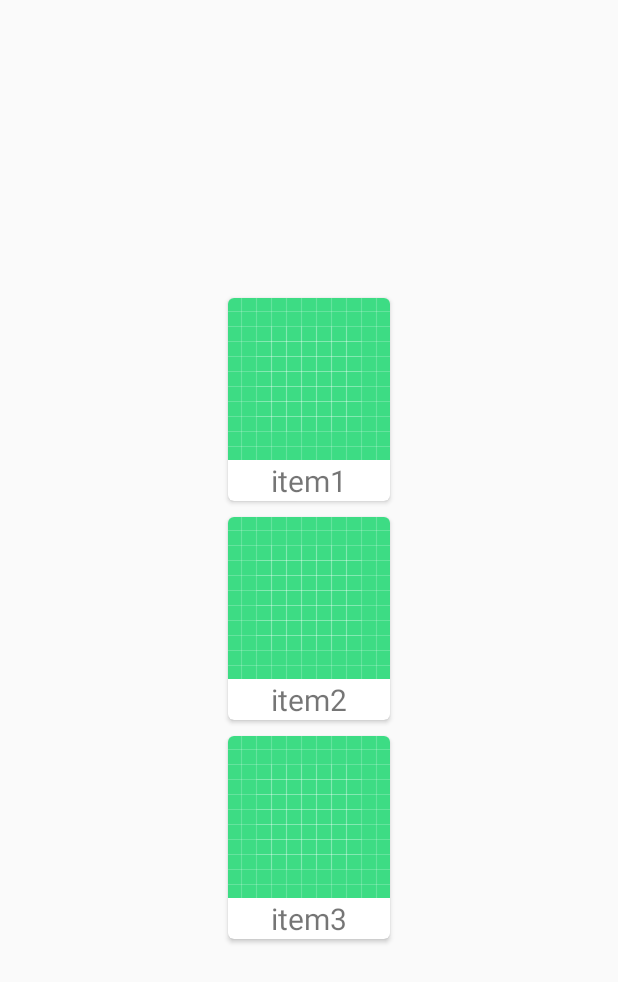
After one commit to Android-AEMM/Trainning_proj, an Android app: the Home screen opened directly, with no data from a screen before it, on a phone screen of 412 x 824 dp. The commit adds this screen. Shown: the top 982 px of the screen. Run offline under Robolectric (Android 15) with nearby library versions, the phone set to English and light mode, and no system bars.

Commit message:
Splash recycle view

```diff
--- a/app/build.gradle
+++ b/app/build.gradle
@@ -26,8 +26,13 @@ dependencies {
     implementation fileTree(dir: "libs", include: ["*.jar"])
     implementation 'androidx.appcompat:appcompat:1.2.0'
     implementation 'androidx.constraintlayout:constraintlayout:2.0.1'
+    implementation 'androidx.recyclerview:recyclerview:1.1.0'
+    implementation 'androidx.cardview:cardview:1.0.0'
+
+
     testImplementation 'junit:junit:4.12'
     androidTestImplementation 'androidx.test.ext:junit:1.1.2'
     androidTestImplementation 'androidx.test.espresso:espresso-core:3.3.0'
 
+
 }
--- /dev/null
+++ b/app/src/main/java/com/example/trainning_proj/Home/Data.java
@@ -0,0 +1,24 @@
+package com.example.trainning_proj.Home;
+
+public class Data {
+    int image;
+    String name ,desc;
+
+    public Data(int image, String name, String desc) {
+        this.image = image;
+        this.name = name;
+        this.desc = desc;
+    }
+
+    public int getImage() {
+        return image;
+    }
+
+    public String getName() {
+        return name;
+    }
+
+    public String getDesc() {
+        return desc;
+    }
+}
--- /dev/null
+++ b/app/src/main/java/com/example/trainning_proj/Home/DataAdapter.java
@@ -0,0 +1,62 @@
+package com.example.trainning_proj.Home;
+
+
+import android.content.Context;
+import android.view.LayoutInflater;
+import android.view.View;
+import android.view.ViewGroup;
+import android.widget.ImageView;
+import android.widget.TextView;
+
+import androidx.annotation.NonNull;
+import androidx.recyclerview.widget.RecyclerView;
+
+
+import com.example.trainning_proj.R;
+
+import java.util.ArrayList;
+
+public class DataAdapter extends RecyclerView.Adapter<DataAdapter.DataViewHolder> {
+
+    ArrayList<Data> list_data ;
+    Context context ;
+
+    public DataAdapter(Context context, ArrayList<Data> list_data ) {
+        this.list_data = list_data;
+        this.context = context;
+    }
+
+    @NonNull
+    @Override
+    public DataViewHolder onCreateViewHolder(@NonNull ViewGroup parent, int viewType) {
+        View view = LayoutInflater.from(context).inflate(R.layout.card_item, parent, false);
+        return new DataViewHolder(view);
+    }
+
+    @Override
+    public void onBindViewHolder(@NonNull DataViewHolder holder, int position) {
+        Data data_item = list_data.get(position);
+        holder.txt_name_card_item.setText(data_item.getName());
+        holder.image_card_item.setImageResource(data_item.getImage());
+
+    }
+
+    @Override
+    public int getItemCount() {
+        return list_data.size();
+    }
+
+
+    public static class DataViewHolder extends RecyclerView.ViewHolder{
+
+        ImageView image_card_item;
+        TextView  txt_name_card_item;
+
+        public DataViewHolder(@NonNull View itemView) {
+            super(itemView);
+
+            image_card_item = itemView.findViewById(R.id.image_card_item);
+            txt_name_card_item= itemView.findViewById(R.id.txt_name_card_item);
+        }
+    }
+}
--- /dev/null
+++ b/app/src/main/java/com/example/trainning_proj/Home/Home.java
@@ -0,0 +1,44 @@
+package com.example.trainning_proj.Home;
+
+import androidx.appcompat.app.AppCompatActivity;
+import androidx.recyclerview.widget.LinearLayoutManager;
+import androidx.recyclerview.widget.RecyclerView;
+
+import android.os.Bundle;
+
+import com.example.trainning_proj.R;
+
+import java.util.ArrayList;
+
+public class Home extends AppCompatActivity {
+
+    RecyclerView recyclerView ;
+    ArrayList<Data> arrayList = new ArrayList<>();
+    DataAdapter adapter ;
+    @Override
+    protected void onCreate(Bundle savedInstanceState) {
+        super.onCreate(savedInstanceState);
+        setContentView(R.layout.activity_home);
+
+        recyclerView = findViewById(R.id.recycle_view);
+
+        /// functin set data in recycle view
+        set_data_recycle();
+
+    }
+
+    private void set_data_recycle() {
+
+        // add item
+        arrayList.add(new Data(R.drawable.ic_launcher_background, "item1", "desc1"));
+        arrayList.add(new Data(R.drawable.ic_launcher_background, "item2", "desc2"));
+        arrayList.add(new Data(R.drawable.ic_launcher_background, "item3", "desc3"));
+
+        // object from DataAdapter send (context , array from data)
+        adapter = new DataAdapter(Home.this, arrayList);
+        //recyclerView.setHasFixedSize(true);
+
+        recyclerView.setLayoutManager(new LinearLayoutManager(this));
+        recyclerView.setAdapter(adapter);
+    }
+}
--- a/app/src/main/java/com/example/trainning_proj/MainActivity.java
+++ b/app/src/main/java/com/example/trainning_proj/MainActivity.java
@@ -14,6 +14,7 @@ public class MainActivity extends AppCompatActivity {
     EditText et1_pass, et1_repass;
     ImageView show, show2;
     static Boolean check1 = false, check2 = false;
+
 
     @Override
     protected void onCreate(Bundle savedInstanceState) {
--- /dev/null
+++ b/app/src/main/res/layout/activity_home.xml
@@ -0,0 +1,21 @@
+<?xml version="1.0" encoding="utf-8"?>
+<androidx.constraintlayout.widget.ConstraintLayout xmlns:android="http://schemas.android.com/apk/res/android"
+    xmlns:app="http://schemas.android.com/apk/res-auto"
+    xmlns:tools="http://schemas.android.com/tools"
+    android:layout_width="match_parent"
+    android:layout_height="match_parent"
+    tools:context=".Home.Home">
+
+
+    <androidx.recyclerview.widget.RecyclerView
+        android:id="@+id/recycle_view"
+        android:layout_width="wrap_content"
+        android:layout_height="wrap_content"
+        android:foregroundGravity="center"
+        app:layout_constraintBottom_toBottomOf="parent"
+        app:layout_constraintEnd_toEndOf="parent"
+        app:layout_constraintStart_toStartOf="parent"
+        app:layout_constraintTop_toTopOf="parent"
+         />
+
+</androidx.constraintlayout.widget.ConstraintLayout>
--- /dev/null
+++ b/app/src/main/res/layout/card_item.xml
@@ -0,0 +1,33 @@
+<?xml version="1.0" encoding="utf-8"?>
+<androidx.cardview.widget.CardView xmlns:android="http://schemas.android.com/apk/res/android"
+    android:layout_width="wrap_content"
+    android:layout_height="wrap_content"
+    xmlns:app="http://schemas.android.com/apk/res-auto"
+    android:layout_gravity="center"
+    app:cardCornerRadius="4dp"
+
+    android:layout_margin="5dp"
+    >
+    <LinearLayout
+        android:layout_width="match_parent"
+        android:layout_height="match_parent"
+        android:orientation="vertical"
+        android:gravity="center">
+        <ImageView
+            android:id="@+id/image_card_item"
+            android:layout_width="wrap_content"
+            android:layout_height="wrap_content"
+            android:src="@mipmap/ic_launcher_round"/>
+        <TextView
+            android:id="@+id/txt_name_card_item"
+            android:layout_width="wrap_content"
+            android:layout_height="wrap_content"
+            android:text="deeded"
+            android:textSize="20sp"
+            />
+
+    </LinearLayout>
+
+
+
+</androidx.cardview.widget.CardView>
```
Also changed, not shown: app/src/main/AndroidManifest.xml (+8 -2 lines), app/src/main/java/com/example/trainning_proj/SignIn.java (+23 -5 lines), app/src/main/java/com/example/trainning_proj/Splash.java (added, +28 -0 lines), app/src/main/res/layout/activity_splash.xml (added, +21 -0 lines).
